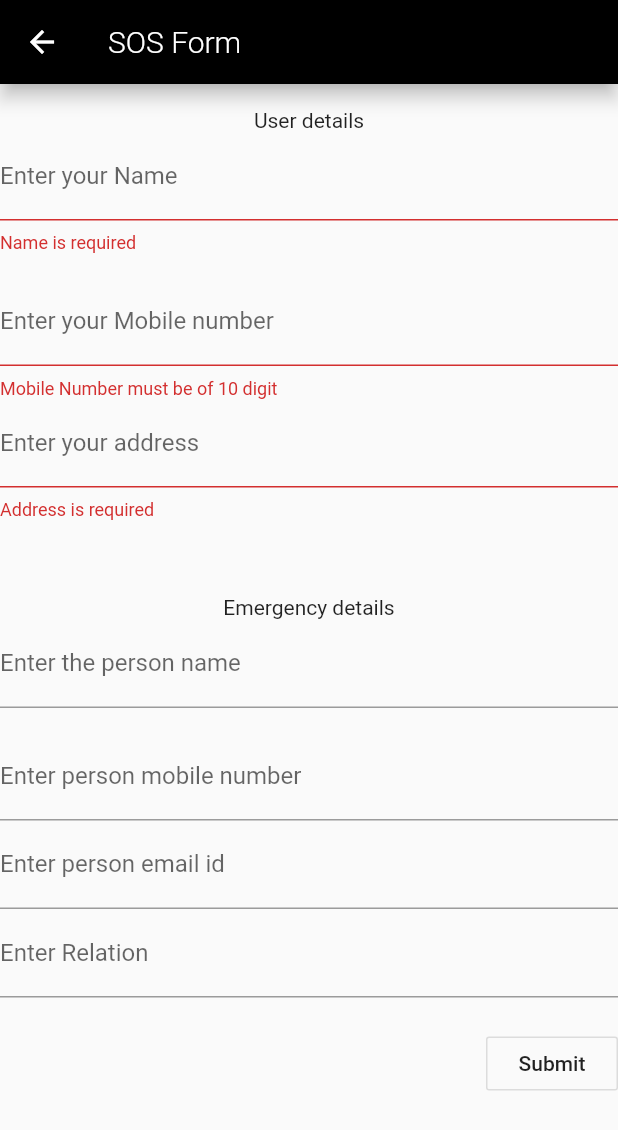
After one commit to abhikb101/Major-App, a Flutter app: the Formm screen opened by its route, after a tap on "Submit", on a phone screen of 412 x 824 dp. The commit adds this screen. Shown: the top 1130 px of the screen. Run offline on Flutter 3.47's test engine with Material 2 defaults, Android fonts, the phone set to English and light mode, and no system bars; our stand-ins replace location; missing offline and left inert: geocoder, validate.

Commit message:
updated features

```diff
--- /dev/null
+++ b/lib/formm.dart
@@ -0,0 +1,366 @@
+import 'Homepage.dart';
+import 'main.dart';
+import 'package:flutter/material.dart';
+import 'package:http/http.dart' as http;
+import 'dart:async';
+import 'dart:convert';
+import 'package:validate/validate.dart';
+import 'package:location/location.dart';
+import 'package:geocoder/geocoder.dart';
+
+class Formm extends StatefulWidget {
+  @override
+  _FormmState createState() => _FormmState();
+}
+
+class _Dataone {
+  String name = '';
+  String mobno = '' ;
+  String addr = '';
+  LocationData loc ;
+}
+class _Datatwo {
+  String name = '';
+  String mobno = '' ;
+  String eid = '';
+  String rel = '';
+}
+
+class _FormmState extends State<Formm> {
+  final GlobalKey<FormState> _formKey = GlobalKey<FormState>();
+  final GlobalKey<FormState> _formKey1 = GlobalKey<FormState>();
+
+
+  _Dataone _data1 = new _Dataone();
+  _Datatwo _data2 = new _Datatwo();
+
+  String _validateEmail(String value) {
+    // If empty value, the isEmail function throw a error.
+    // So I changed this function with try and catch.
+    try {
+      Validate.isEmail(value);
+    } catch (e) {
+
+      return 'The E-mail Address must be a valid email address.';
+    }
+
+    return null;
+  }
+
+  String _validateMobile(String value) {
+// Indian Mobile number are of 10 digit only
+    if (value.length != 10)
+      return 'Mobile Number must be of 10 digit';
+    else
+      return null;
+  }
+  showAlertDialog(BuildContext context) {
+  // Create button
+  Widget okButton = FlatButton(
+    child: Text("OK"),
+    onPressed: () {
+      Navigator.of(context).pop();
+    },
+  );
+
+  // Create AlertDialog
+  AlertDialog alert = AlertDialog(
+    title: Text("Form Submission"),
+    content: Text("Thank you for filling the form !"),
+    actions: [
+      okButton,
+    ],
+  );
+
+
+  showDialog(
+    context: context,
+    builder: (BuildContext context) {
+      return alert;
+    },
+  );
+
+}
+
+  void submit() async{
+
+
+    _data1.loc = locationData;
+
+    if (this._formKey.currentState.validate() && this._formKey1.currentState.validate()) {
+      _formKey.currentState.save(); // Save our form now.
+
+      print('Printing the login data.');
+      print('Name: ${_data1.name}');
+      print('Mobile number: ${_data1.mobno}');
+      print('Address: ${_data1.addr}');
+      print('Location: ${_data1.loc}');
+
+      _formKey1.currentState.save(); // Save our form now.
+
+      print('Printing the login data.');
+      print('Name: ${_data2.name}');
+      print('Mobile number: ${_data2.mobno}');
+      print('Email id: ${_data2.eid}');
+      print('Relation: ${_data2.rel}');
+
+      sos=true;
+
+      _formKey.currentState.reset();
+      _formKey1.currentState.reset();
+
+      showAlertDialog(context);
+
+    }
+
+
+  }
+
+
+
+  @override
+  Widget build(BuildContext context) {
+    return Scaffold(
+      appBar: AppBar(
+        backgroundColor: Colors.black,
+        title: Text('SOS Form', style: TextStyle(fontWeight: FontWeight.w300, fontFamily: "Roboto", color: Colors.white),),
+      ),
+
+      body: Container(
+        child:SingleChildScrollView(
+        child:Column(
+          children: <Widget>[
+             const SizedBox(height: 16.0),
+            Text('User details',textAlign:TextAlign.center,),
+
+              Form(
+                  key: _formKey,
+                  child: Column(
+                    crossAxisAlignment: CrossAxisAlignment.start,
+                    children: <Widget>[
+                      TextFormField(
+                        decoration: const InputDecoration(
+                          labelText: 'Enter your Name',
+                        ),
+                        validator: (String value) {
+                          if (value.trim().isEmpty) {
+                            return 'Name is required';
+                          }
+                          return null;
+                        },
+                        onSaved: (String value) {
+                          this._data1.name = value;
+                        }
+                      ),
+                      const SizedBox(height: 16.0),
+                      TextFormField(
+                        keyboardType: TextInputType.phone,
+                        decoration: const InputDecoration(
+                          labelText: 'Enter your Mobile number',
+                        ),
+                        validator: _validateMobile,
+                        onSaved: (String value) {
+                          this._data1.mobno = value;
+                        }
+                      ),
+                      TextFormField(
+                        keyboardType: TextInputType.emailAddress,
+                        decoration: const InputDecoration(
+                          labelText: 'Enter your address',
+                        ),
+                        validator: (String value) {
+                          if (value.trim().isEmpty) {
+                            return 'Address is required';
+                          }
+                          return null;
+                        },
+                        onSaved: (String value) {
+                          this._data1.addr = value;
+                        }
+                      ),
+
+                    ],
+                  ),
+                ),
+                 const SizedBox(height: 50.0),
+             Text('Emergency details',textAlign:TextAlign.center),
+              Form(
+                key: _formKey1,
+                child: Column(
+                  crossAxisAlignment: CrossAxisAlignment.start,
+                  children: <Widget>[
+                    TextFormField(
+                      decoration: const InputDecoration(
+                        labelText: 'Enter the person name',
+                      ),
+                      validator: (String value) {
+                        if (value.trim().isEmpty) {
+                          return 'Name is required';
+                        }
+                        return null;
+                      },
+                      onSaved: (String value) {
+                          this._data2.name = value;
+                        }
+                    ),
+                    const SizedBox(height: 16.0),
+                    TextFormField(
+                      keyboardType: TextInputType.phone,
+                      decoration: const InputDecoration(
+                        labelText: 'Enter person mobile number',
+                      ),
+                      validator: _validateMobile,
+                      onSaved: (String value) {
+                          this._data2.mobno = value;
+                        }
+                    ),
+                    TextFormField(
+                      keyboardType: TextInputType.emailAddress,
+                      decoration: const InputDecoration(
+                        labelText: 'Enter person email id',
+                      ),
+                      validator: this._validateEmail,
+                      onSaved: (String value) {
+                        this._data2.eid = value;
+                      }
+                    ),
+                    TextFormField(
+                      decoration: const InputDecoration(
+                        labelText: 'Enter Relation',
+                      ),
+                      validator: (String value) {
+                        if (value.trim().isEmpty) {
+                          return 'Relation is required';
+                        }
+                        return null;
+                      },
+                      onSaved: (String value) {
+                        this._data2.rel = value;
+                      }
+                    ),
+                    Padding(padding: EdgeInsets.all(10)),
+                    Row(
+                      children: <Widget>[
+                        const Spacer(),
+                        OutlineButton(
+                          highlightedBorderColor: Colors.black,
+                          onPressed: this.submit,
+
+                          child: const Text('Submit'),
+                        ),
+                      ],
+                    ),
+                  ],
+                ),
+              ),
+
+          ],
+        ),
+        ),
+      ),
+    );
+  }
+
+
+
+
+}
+
+
+
+
+/*
+final myController = TextEditingController();
+  var name,email,mobno;
+
+
+  final _formKey = GlobalKey<FormState>();
+
+  _onSubmit(){
+    setState(() {
+
+    });
+  }
+
+  FocusNode nodeOne = FocusNode();
+  FocusNode nodeTwo = FocusNode();
+  FocusNode nodeThree = FocusNode();
+
+  @override
+  Widget build(BuildContext context) {
+    return Scaffold(
+      body: Form(
+        key: _formKey,
+        child: Column(
+          children: <Widget>[
+
+            TextFormField(
+              focusNode: nodeOne,
+              autofocus: true,
+              validator: (value) {
+                if (value.isEmpty) {
+                  return 'Please enter some text';
+                }
+                return null;
+              },
+              controller: myController,
+
+              decoration: InputDecoration(
+                labelText:'Enter Name'
+              ),
+            ),
+
+            name = Text(myController.text),
+
+            TextFormField(
+              focusNode: nodeTwo,
+              controller: myController,
+              validator: (value) {
+                if (value.isEmpty) {
+                  return 'Please enter some text';
+                }
+                return null;
+              },
+              decoration: InputDecoration(
+                labelText:'Enter Mobile number'
+              ),
+            ),
+
+            mobno = Text(myController.text),
+
+            TextFormField(
+              focusNode: nodeThree,
+              validator: (value) {
+                if (value.isEmpty) {
+                  return 'Please enter some text';
+                }
+                return null;
+              },
+              controller: myController,
+              decoration: InputDecoration(
+                labelText:'Enter Email'
+              ),
+            ),
+
+            email = Text(myController.text),
+
+            Padding(
+              padding: const EdgeInsets.symmetric(vertical: 16.0),
+              child: RaisedButton(
+                onPressed: () {
+                  // Validate returns true if the form is valid, or false
+                  // otherwise.
+                  if (_formKey.currentState.validate()) {
+                    // If the form is valid, display a Snackbar.
+                    Scaffold.of(context)
+                        .showSnackBar(SnackBar(content: Text('Processing Data')));
+                  }
+                },
+                child: Text('Submit'),
+              ),
+            ),
+          ],
+        )
+      )
+    );
+  }*/
--- a/pubspec.yaml
+++ b/pubspec.yaml
@@ -25,7 +25,10 @@ dependencies:
   cupertino_icons: ^0.1.2
   url_launcher: ^4.0.3
   http: ^0.12.0+2
-  speech_recognition: "^0.3.0"
+  validate: ^1.7.0
+  location: ^3.0.2
+  geocoder: ^0.1.2
+  geolocator: ^5.3.1
 
 dev_dependencies:
   flutter_test:
```
Also changed, not shown: lib/Homepage.dart (+151 -1 lines), lib/MyHomePage.dart (+58 -2 lines), lib/main.dart (+7 -1 lines), pubspec.lock, 5 other files.
